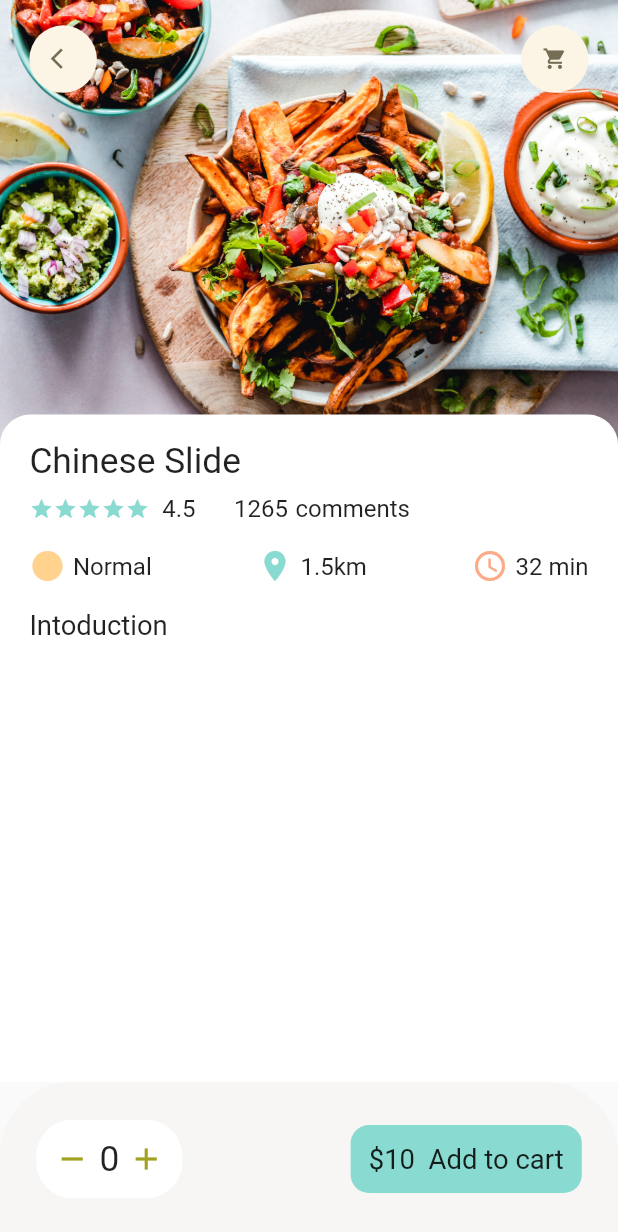
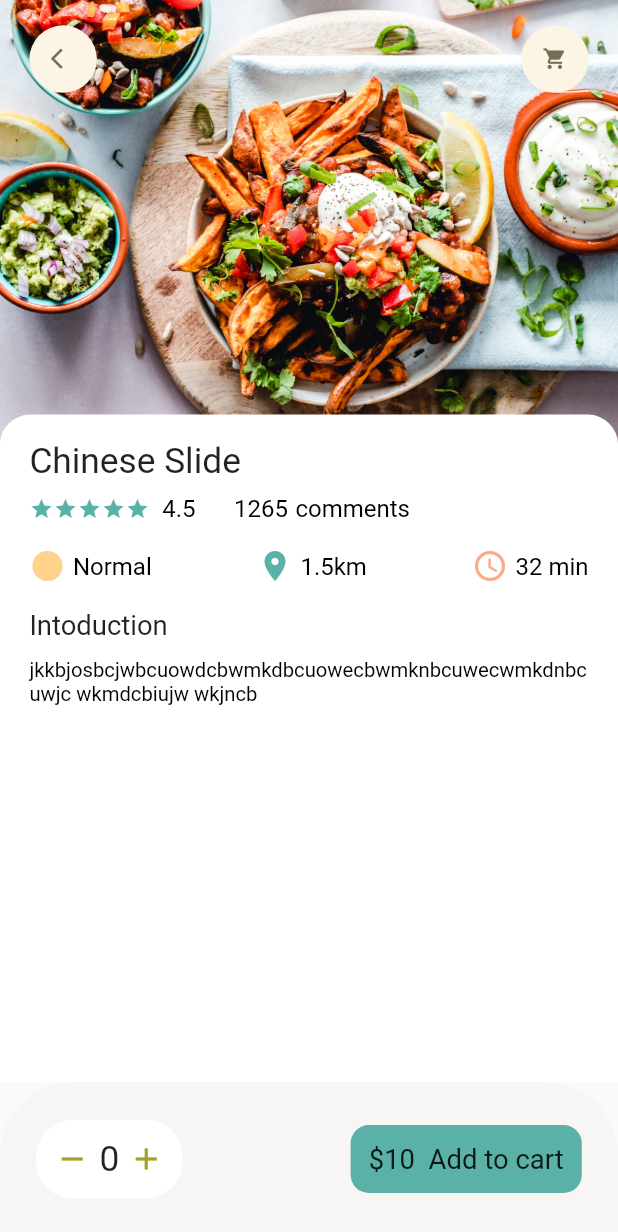
Before and after one commit to sumin9867/Food-Delivery-app, a Flutter app: the screen it shows after launch, on a phone screen of 412 x 824 dp. Shown: the top 1232 px of the screen. Run offline on Flutter 3.47's test engine with Material 2 defaults, Android fonts, the phone set to English and light mode, and no system bars; our stand-ins replace dots_indicator, get; missing offline and left inert: dart:ffi.

Commit message:
Update:add detail field in popular page

```diff
--- /dev/null
+++ b/lib/pages/food/expandabletext.dart
@@ -0,0 +1,71 @@
+import 'package:flutter/material.dart';
+
+import 'package:project2/utils/appcolor.dart';
+import 'package:project2/utils/dimension.dart';
+import 'package:project2/widget/samll_text.dart';
+
+class ExpandableText extends StatefulWidget {
+  final String text;
+  const ExpandableText({Key? key, required this.text}) : super(key: key);
+
+  @override
+  State<ExpandableText> createState() => _ExpandableTextState();
+}
+
+class _ExpandableTextState extends State<ExpandableText> {
+  late String firstHalf;
+  late String secondHalf;
+  bool hiddenText = true;
+  double textHeight = Dimensions.screenHeight / 4.63;
+  @override
+  void initState() {
+    // TODO: implement initState
+    super.initState();
+    if (widget.text.length > textHeight) {
+      firstHalf = widget.text.substring(0, textHeight.toInt());
+      secondHalf =
+          widget.text.substring(textHeight.toInt() + 1, widget.text.length);
+    } else {
+      firstHalf = widget.text;
+      secondHalf = '';
+    }
+  }
+
+  @override
+  Widget build(BuildContext context) {
+    return Container(
+      child: secondHalf.isEmpty
+          ? SmallText(text: firstHalf, size: Dimensions.fontSmall)
+          : Column(
+              children: [
+                SmallText(
+                    height: 1.4,
+                    color: AppColor.paraColor,
+                    size: Dimensions.fontSmall,
+                    text: hiddenText
+                        ? (firstHalf + '...')
+                        : (firstHalf + secondHalf)),
+                InkWell(
+                  onTap: () {
+                    setState(() {
+                      hiddenText = !hiddenText;
+                    });
+                  },
+                  child: Row(
+                    children: [
+                      SmallText(
+                          text: hiddenText ? 'Show more' : ' Scroll back',
+                          color: AppColor.mainColor),
+                      Icon(
+                          hiddenText
+                              ? Icons.arrow_drop_down
+                              : Icons.arrow_drop_up,
+                          color: AppColor.mainColor),
+                    ],
+                  ),
+                )
+              ],
+            ),
+    );
+  }
+}
--- a/lib/pages/food/popular_food_detail.dart
+++ b/lib/pages/food/popular_food_detail.dart
@@ -1,4 +1,7 @@
+import 'dart:ffi';
+
 import 'package:flutter/material.dart';
+import 'package:project2/pages/food/expandabletext.dart';
 import 'package:project2/utils/appcolor.dart';
 import 'package:project2/utils/dimension.dart';
 import 'package:project2/widget/Big_text.dart';
@@ -69,6 +72,13 @@ class FoodDetail extends StatelessWidget {
                     BigText(
                       text: "Intoduction",
                       size: Dimensions.fontMedium,
+                    ),
+                    SizedBox(
+                      height: Dimensions.height15,
+                    ),
+                    ExpandableText(
+                      text:
+                          "jkkbjosbcjwbcuowdcbwmkdbcuowecbwmknbcuwecwmkdnbcuwjc wkmdcbiujw wkjncb ",
                     )
                   ],
                 )),
--- a/lib/utils/appcolor.dart
+++ b/lib/utils/appcolor.dart
@@ -3,7 +3,7 @@ import 'package:flutter/material.dart';
 class AppColor {
   static final Color textColor = const Color(0XFFccc7e5);
 
-  static final Color mainColor = const Color(0xFF89dad0);
+  static final Color mainColor = Color.fromARGB(255, 90, 177, 167);
 
 //static final Color mainColor = const Color (0xFFfa7552);
   static final Color iconcolor1 = const Color(0xFFffd28d);
--- a/lib/widget/samll_text.dart
+++ b/lib/widget/samll_text.dart
@@ -1,25 +1,29 @@
 import 'package:flutter/material.dart';
 
 class SmallText extends StatelessWidget {
-  Color? color;
+  final Color? color;
   final String text;
   double size;
   double height;
-
-  SmallText(
-      {Key? key,
-      this.color,
-      required this.text,
-      this.size = 16,
-      this.height = 1.2})
-      : super(key: key);
+  SmallText({
+    Key? key,
+    this.color = const Color(0xff000000),
+    required this.text,
+    this.height = 1.2,
+    this.size = 16,
+  }) : super(key: key);
 
   @override
   Widget build(BuildContext context) {
     return Text(
       text,
-      style:
-          TextStyle(color: color, fontWeight: FontWeight.w400, fontSize: size),
+      style: TextStyle(
+        color: color,
+        fontWeight: FontWeight.w400,
+        fontFamily: 'Roboto',
+        fontSize: size,
+        height: height,
+      ),
     );
   }
 }
```
